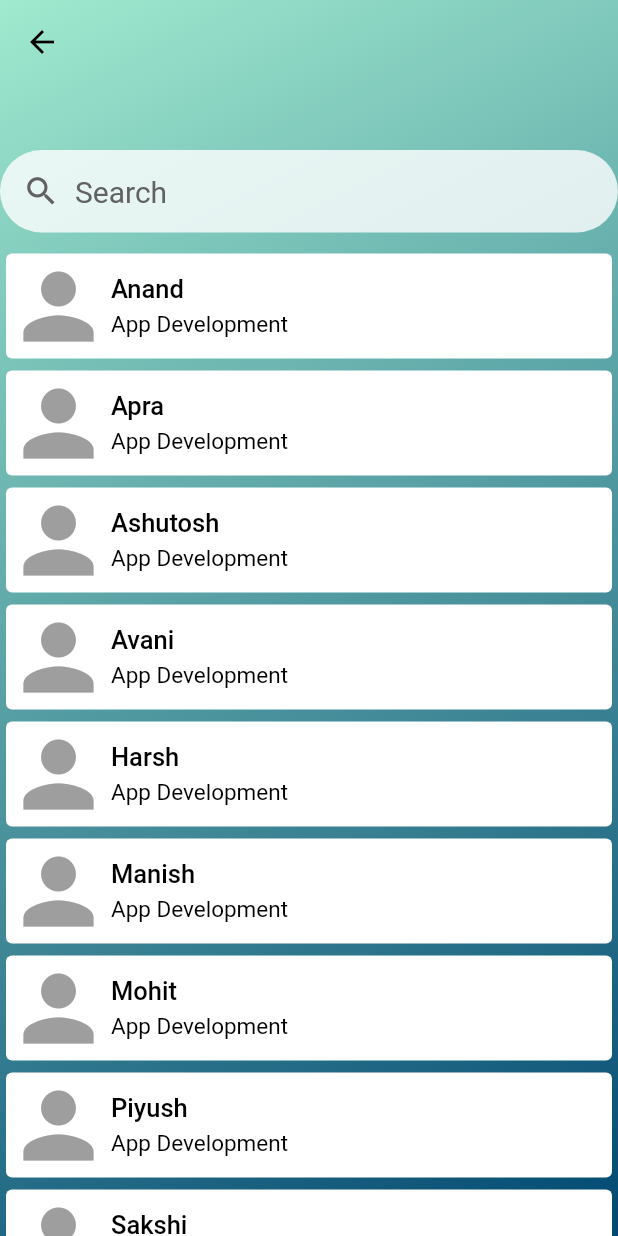
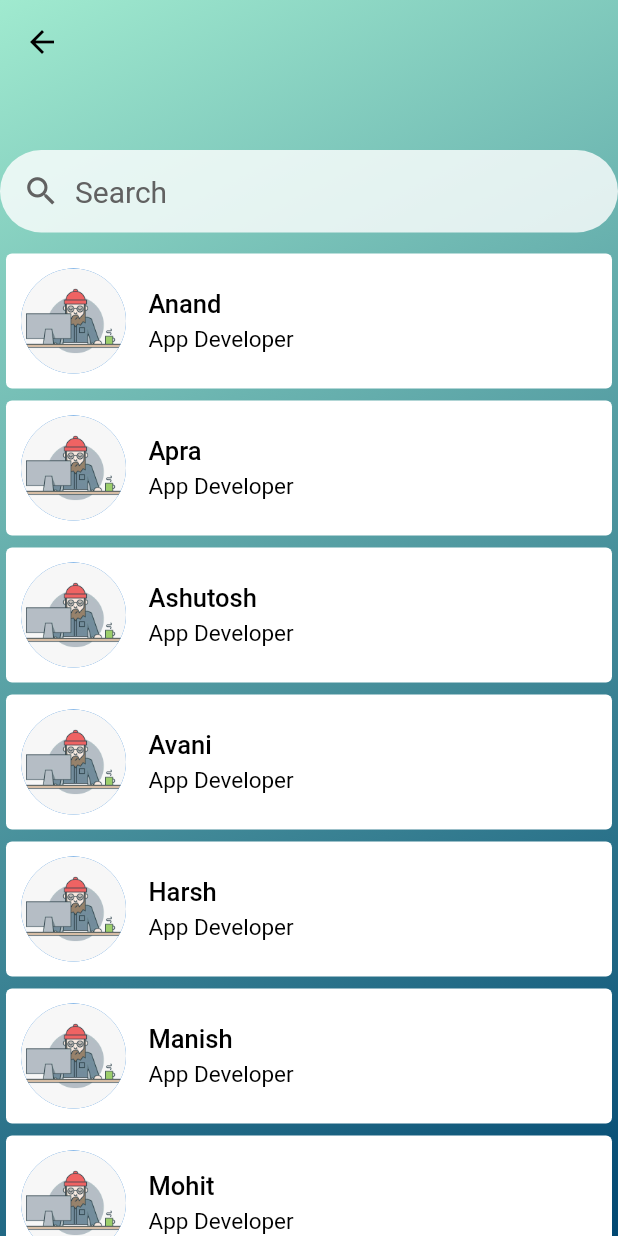
Before and after one commit to aprajain/conatus-app, a Flutter app: the screen it shows once a user with an empty profile is signed in, item 2 of the bottom bar chosen, after a tap on "Search", on a phone screen of 412 x 824 dp. Run offline on Flutter 3.47's test engine with Material 2 defaults, Android fonts, the phone set to English and light mode, and no system bars; our stand-ins replace firebase_auth, flutter_spinkit, font_awesome_flutter, image_cropper, image_picker, shared_preferences; accounts and stored records are empty.

Commit message:
elements

```diff
--- a/lib/home/attendance.dart
+++ b/lib/home/attendance.dart
@@ -51,7 +51,7 @@ class _AttendanceState extends State<Attendance> {
           SingleChildScrollView(
             physics: BouncingScrollPhysics(),
             child: Container(
-              margin: EdgeInsets.fromLTRB(10, 10, 10, 0),
+              margin: EdgeInsets.fromLTRB(10, 5, 10, 0),
               child: Column(
                 children: [
                   Container(
@@ -78,7 +78,6 @@ class _AttendanceState extends State<Attendance> {
                   day(true),
                   day(false),
                   day(true),
-                  day(false),
                   day(true),
                   day(false),
                 ],
--- a/lib/home/explore.dart
+++ b/lib/home/explore.dart
@@ -8,6 +8,36 @@ import 'drawer.dart';
 import 'search/members.dart';
 
 class Explore extends StatelessWidget {
+  Widget query() {
+    return Container(
+        width: double.infinity,
+        margin: EdgeInsets.symmetric(vertical: 8),
+        padding: EdgeInsets.all(15),
+        decoration: BoxDecoration(
+          borderRadius: BorderRadius.circular(10),
+          color: Colors.white70,
+        ),
+        child: Column(
+          crossAxisAlignment: CrossAxisAlignment.start,
+          children: [
+            Text(
+              'How to add a new database in firebase?',
+              style: TextStyle(fontSize: 18, fontWeight: FontWeight.w400),
+            ),
+            Align(
+              alignment: Alignment.bottomRight,
+              child: Text(
+                '3 answers',
+                style: TextStyle(
+                    fontSize: 15,
+                    color: Colors.grey[700],
+                    fontWeight: FontWeight.w400),
+              ),
+            )
+          ],
+        ));
+  }
+
   @override
   Widget build(BuildContext context) {
     return Scaffold(
@@ -18,15 +48,12 @@ class Explore extends StatelessWidget {
       body: bgTheme(
         SingleChildScrollView(
           child: Padding(
-            padding: const EdgeInsets.fromLTRB(8, 15, 8, 8),
+            padding: const EdgeInsets.fromLTRB(10, 0, 10, 8),
             child: Column(
               crossAxisAlignment: CrossAxisAlignment.start,
               children: [
-                Padding(
-                  padding: const EdgeInsets.only(left: 15, bottom: 10),
-                  child: header(
-                    'Explore',
-                  ),
+                header(
+                  'Explore',
                 ),
                 GestureDetector(
                   onTap: () {
@@ -58,6 +85,10 @@ class Explore extends StatelessWidget {
                     'ASK A DOUBT HERE',
                   )),
                 ),
+                SizedBox(height: 20),
+                query(),
+                query(),
+                query(),
               ],
             ),
           ),
--- a/lib/home/home.dart
+++ b/lib/home/home.dart
@@ -21,7 +21,22 @@ Widget menu(title, page, context) {
       GestureDetector(
           onTap: () => Navigator.push(
               context, MaterialPageRoute(builder: (context) => page)),
-          child: element(Center(child: elementText(title)))),
+          child: Container(
+              alignment: Alignment.center,
+              width: double.infinity,
+              margin: EdgeInsets.symmetric(vertical: 10, horizontal: 0),
+              padding: EdgeInsets.all(15),
+              decoration: BoxDecoration(
+                borderRadius: BorderRadius.circular(20),
+                color: Colors.black45,
+              ),
+              child: Text(
+                title,
+                style: TextStyle(
+                    color: Colors.white,
+                    fontSize: 22,
+                    fontWeight: FontWeight.w500),
+              ))),
       SizedBox(height: 20),
     ],
   );
@@ -78,8 +93,26 @@ class Home extends StatelessWidget {
                   ),
                   SizedBox(height: 50),
                   menu('Attendance', Attendance(), context),
-                  menu('Explore', Explore(), context),
-                  menu('Profile', Profile(), context),
+                  //menu('Explore', Explore(), context),
+                  //menu('Profile', Profile(), context),
+
+                  element(Column(
+                    children: [
+                      Row(
+                        mainAxisAlignment: MainAxisAlignment.center,
+                        children: [
+                          Icon(Icons.access_time),
+                          SizedBox(width: 6),
+                          elementText('Meeting today'),
+                        ],
+                      ),
+                      Text(
+                        '5:30 p.m.',
+                        style: TextStyle(color: Colors.red, fontSize: 17),
+                      )
+                    ],
+                  )),
+                  element(elementText('Check for events'))
                 ],
               ),
             ),
--- a/lib/home/profile/profile.dart
+++ b/lib/home/profile/profile.dart
@@ -90,12 +90,14 @@ class _ProfileState extends State<Profile> {
 
   @override
   Widget build(BuildContext context) {
-    return Scaffold(
+    return SafeArea(
+      child: Scaffold(
         extendBodyBehindAppBar: true,
         appBar: AppBar(
           iconTheme: IconThemeData(color: Colors.black),
           backgroundColor: Colors.transparent,
           shadowColor: Colors.transparent,
+          title: Text('aprajain'),
           actions: [
             IconButton(
               icon: Icon(
@@ -127,23 +129,9 @@ class _ProfileState extends State<Profile> {
                 ),
               ),
               SizedBox(height: 5),
-            Text(
-              'App Development',
-              style: TextStyle(
-                color: Colors.grey[200],
-                fontSize: 21,
-                fontWeight: FontWeight.w400,
-              ),
-            ),
+              info('2nd Year IT'),
               SizedBox(height: 5),
-            Text(
-              '2nd Year IT',
-              style: TextStyle(
-                color: Colors.grey[200],
-                fontSize: 20,
-                fontWeight: FontWeight.w400,
-              ),
-            ),
+              info('App Development'),
               SizedBox(height: 10),
               Divider(
                 color: Colors.grey[400],
@@ -185,7 +173,7 @@ class _ProfileState extends State<Profile> {
                     ),
                     element(
                       elementText(
-                        'pursuing Bachelor of Technology from AKGEC  |  Java  |  C#  |  Flutter'),
+                          'Pursuing Bachelor of Technology from AKGEC  |  Java  |  C#  |  Flutter'),
                     ),
                     element(Row(
                       children: [
@@ -219,6 +207,7 @@ class _ProfileState extends State<Profile> {
             ]),
           ),
         ),
+      ),
     );
   }
 }
--- a/lib/home/search/demo.dart
+++ b/lib/home/search/demo.dart
@@ -57,23 +57,9 @@ class DemoProfile extends StatelessWidget {
               ),
             ),
             SizedBox(height: 5),
-            Text(
-              'App Development',
-              style: TextStyle(
-                color: Colors.grey[700],
-                fontSize: 21,
-                fontWeight: FontWeight.w400,
-              ),
-            ),
+            info('Year and Branch'),
             SizedBox(height: 5),
-            Text(
-              '2nd Year IT',
-              style: TextStyle(
-                color: Colors.grey[700],
-                fontSize: 20,
-                fontWeight: FontWeight.w400,
-              ),
-            ),
+            info('App Development'),
             SizedBox(height: 10),
             Divider(
               color: Colors.grey[400],
--- a/lib/home/search/members.dart
+++ b/lib/home/search/members.dart
@@ -16,13 +16,15 @@ class MembersPage extends StatelessWidget {
       },
       child: Card(
         elevation: 0,
+        child: Padding(
+          padding: const EdgeInsets.all(10),
           child: Row(
             children: [
-            Icon(
-              Icons.person,
-              color: Colors.grey,
-              size: 70,
+              CircleAvatar(
+                backgroundImage: AssetImage('assets/devs.gif'),
+                radius: 35,
               ),
+              SizedBox(width: 15),
               Column(
                 crossAxisAlignment: CrossAxisAlignment.start,
                 children: [
@@ -36,7 +38,7 @@ class MembersPage extends StatelessWidget {
                   ),
                   SizedBox(height: 5),
                   Text(
-                  'App Development',
+                    'App Developer',
                     style: TextStyle(
                       color: Colors.black,
                       fontSize: 15,
@@ -46,6 +48,7 @@ class MembersPage extends StatelessWidget {
                 ],
               ),
             ],
+          ),
         ),
       ),
     );
--- a/lib/models/themes.dart
+++ b/lib/models/themes.dart
@@ -8,10 +8,7 @@ Widget bgTheme(Widget body) {
     height: double.infinity,
     decoration: BoxDecoration(
       gradient: LinearGradient(colors: [
-        //CustomColor.BLUE,
-
         CustomColor.LTEAL,
-        //CustomColor.BLUE,
         CustomColor.DTEAL,
       ], begin: Alignment.topLeft, end: Alignment.bottomRight),
       // borderRadius: BorderRadius.only(
@@ -24,6 +21,7 @@ Widget bgTheme(Widget body) {
 
 Widget element(Widget body) {
   return Container(
+    alignment: Alignment.center,
     width: double.infinity,
     margin: EdgeInsets.symmetric(vertical: 10, horizontal: 0),
     padding: EdgeInsets.all(15),
@@ -42,10 +40,24 @@ Widget elementText(value) {
 }
 
 Widget header(title) {
-  return Text(title,
-      style: TextStyle(
-          fontSize: 28,
-          fontWeight: FontWeight.w600,
-          color: Colors.black,
-          shadows: [Shadow(color: Colors.black)]));
+  return Padding(
+    padding: const EdgeInsets.only(left: 10, bottom: 5),
+    child: Text(title,
+        style: TextStyle(
+            fontSize: 28,
+            fontWeight: FontWeight.w600,
+            color: Colors.black,
+            shadows: [Shadow(color: Colors.black)])),
+  );
 }
+
+Widget info(value) {
+  return Text(
+    value,
+    style: TextStyle(
+      color: Colors.grey[200],
+      fontSize: 21,
+      fontWeight: FontWeight.w400,
+    ),
+  );
+}
```
Lines whose indentation alone changed are shown as unchanged.
